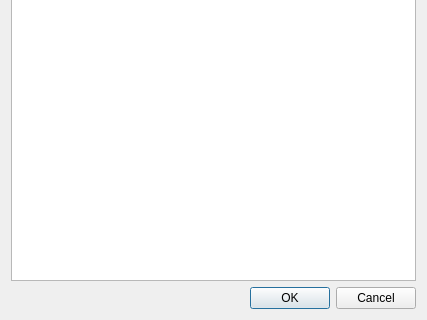
The window that src/gov_services/ui/dlg_gov_services.ui (psakar/datovka) describes before a commit, drawn with Qt 5; both pictures show x 0 to 427 and y 174 to 494 of the 427 by 494 pixel window.
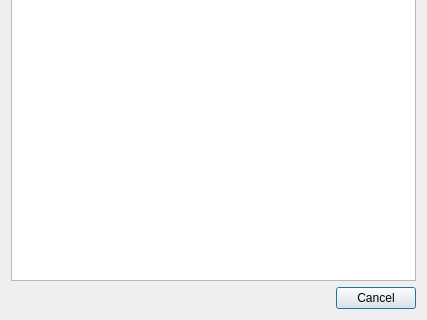
The same window after the commit. Icons and pictures are not drawn.

```diff
--- a/src/gov_services/ui/dlg_gov_services.ui
+++ b/src/gov_services/ui/dlg_gov_services.ui
@@ -48,7 +48,7 @@
       <enum>Qt::Horizontal</enum>
      </property>
      <property name="standardButtons">
-      <set>QDialogButtonBox::Cancel|QDialogButtonBox::Ok</set>
+      <set>QDialogButtonBox::Cancel</set>
      </property>
     </widget>
    </item>
```
